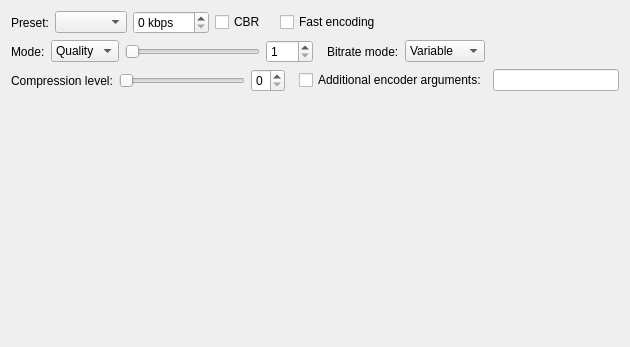
Qt form src/plugins/soundkonverter_codec_lame/lamecodecwidget.ui (dfaust/soundkonverter) before a commit.
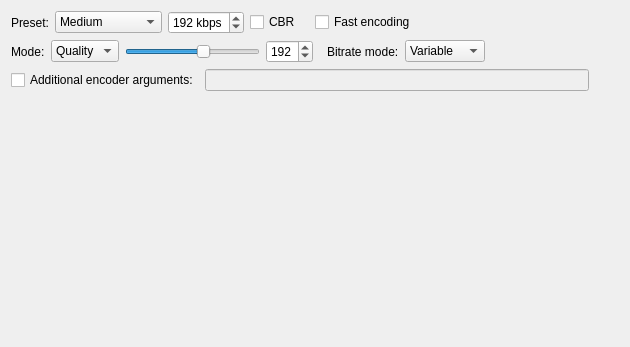
The same form after that commit. Icons and pictures are not drawn.

Commit message: Move LameCodecWidget to .ui file and compression level to LameConfigDialog

The edit to the form file:
```diff
--- a/src/plugins/soundkonverter_codec_lame/lamecodecwidget.ui
+++ b/src/plugins/soundkonverter_codec_lame/lamecodecwidget.ui
@@ -24,16 +24,56 @@
       </widget>
      </item>
      <item>
-      <widget class="QComboBox" name="presetComboBox"/>
+      <widget class="QComboBox" name="presetComboBox">
+       <property name="toolTip">
+        <string>Either use one of lames's presets or your own settings.</string>
+       </property>
+       <item>
+        <property name="text">
+         <string>Medium</string>
+        </property>
+       </item>
+       <item>
+        <property name="text">
+         <string>Standard</string>
+        </property>
+       </item>
+       <item>
+        <property name="text">
+         <string>Extreme</string>
+        </property>
+       </item>
+       <item>
+        <property name="text">
+         <string>Insane</string>
+        </property>
+       </item>
+       <item>
+        <property name="text">
+         <string>Specify bitrate</string>
+        </property>
+       </item>
+       <item>
+        <property name="text">
+         <string>User defined</string>
+        </property>
+       </item>
+      </widget>
      </item>
      <item>
       <widget class="QSpinBox" name="presetBitrateSpinBox">
        <property name="suffix">
         <string> kbps</string>
        </property>
+       <property name="minimum">
+        <number>8</number>
+       </property>
        <property name="maximum">
         <number>320</number>
        </property>
+       <property name="value">
+        <number>192</number>
+       </property>
       </widget>
      </item>
      <item>
@@ -160,11 +200,17 @@
        <item>
         <widget class="QSlider" name="qualitySlider">
          <property name="minimum">
-          <number>1</number>
+          <number>8</number>
          </property>
          <property name="maximum">
           <number>320</number>
          </property>
+         <property name="pageStep">
+          <number>8</number>
+         </property>
+         <property name="sliderPosition">
+          <number>192</number>
+         </property>
          <property name="orientation">
           <enum>Qt::Horizontal</enum>
          </property>
@@ -173,11 +219,14 @@
        <item>
         <widget class="QSpinBox" name="qualitySpinBox">
          <property name="minimum">
-          <number>1</number>
+          <number>8</number>
          </property>
          <property name="maximum">
           <number>320</number>
          </property>
+         <property name="value">
+          <number>192</number>
+         </property>
         </widget>
        </item>
        <item>
@@ -241,46 +290,6 @@
    </item>
    <item>
     <layout class="QHBoxLayout" name="horizontalLayout_3">
-     <item>
-      <widget class="QLabel" name="label_4">
-       <property name="text">
-        <string>Compression level:</string>
-       </property>
-      </widget>
-     </item>
-     <item>
-      <widget class="QSlider" name="compressionLevelSlider">
-       <property name="maximum">
-        <number>9</number>
-       </property>
-       <property name="orientation">
-        <enum>Qt::Horizontal</enum>
-       </property>
-      </widget>
-     </item>
-     <item>
-      <widget class="QSpinBox" name="compressionLevelSpinBox">
-       <property name="maximum">
-        <number>9</number>
-       </property>
-      </widget>
-     </item>
-     <item>
-      <spacer name="horizontalSpacer_4">
-       <property name="orientation">
-        <enum>Qt::Horizontal</enum>
-       </property>
-       <property name="sizeType">
-        <enum>QSizePolicy::Fixed</enum>
-       </property>
-       <property name="sizeHint" stdset="0">
-        <size>
-         <width>8</width>
-         <height>20</height>
-        </size>
-       </property>
-      </spacer>
-     </item>
      <item>
       <widget class="QCheckBox" name="cmdArgumentsCheckBox">
        <property name="text">
@@ -289,7 +298,27 @@
       </widget>
      </item>
      <item>
-      <widget class="QLineEdit" name="cmdArgumentsLineEdit"/>
+      <widget class="QLineEdit" name="cmdArgumentsLineEdit">
+       <property name="enabled">
+        <bool>false</bool>
+       </property>
+      </widget>
+     </item>
+     <item>
+      <widget class="QToolButton" name="manPageButton">
+       <property name="toolTip">
+        <string>Show man page</string>
+       </property>
+       <property name="text">
+        <string/>
+       </property>
+       <property name="icon">
+        <iconset theme="dialog-information"/>
+       </property>
+       <property name="autoRaise">
+        <bool>true</bool>
+       </property>
+      </widget>
      </item>
     </layout>
    </item>
```
Left out of the diff: 2 changed lines with no effect on the pictures. The commit also changes 10 other files.
